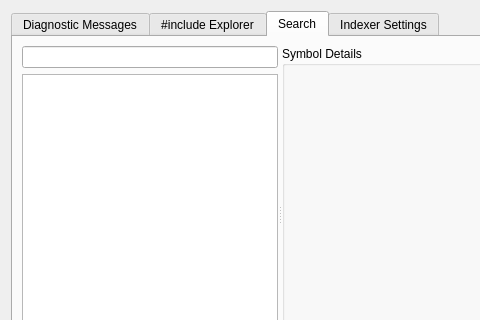
Qt form src/plugin_tool_view.ui (zaufi/kate-cpp-helper-plugin) before a commit; both pictures show x 0 to 480 and y 0 to 320 of the 678 by 403 pixel window.
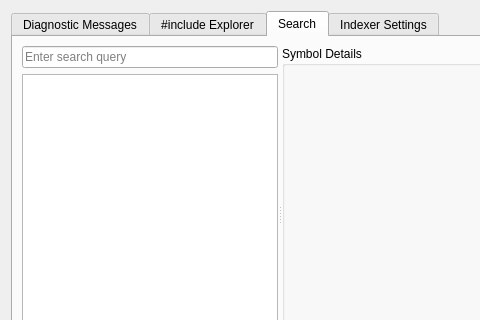
The same form after that commit. The open tabs and pages were chosen to show the change. Custom widgets are drawn as their Qt base class.

Commit message: add "Search for ..." context menu

The edit to the form file:
```diff
--- a/src/plugin_tool_view.ui
+++ b/src/plugin_tool_view.ui
@@ -11,7 +11,10 @@
      <property name="currentIndex">
       <number>0</number>
      </property>
-     <widget class="QWidget" name="completionDisgnostic">
+     <property name="movable">
+      <bool>true</bool>
+     </property>
+     <widget class="QWidget" name="diagnosticTab">
       <attribute name="title">
        <string>Diagnostic Messages</string>
       </attribute>
@@ -144,7 +147,17 @@
          <widget class="QWidget" name="lw_2_1">
           <layout class="QVBoxLayout" name="vl_2_1">
            <item>
-            <widget class="KLineEdit" name="searchQuery"/>
+            <widget class="KLineEdit" name="searchQuery">
+             <property name="text">
+              <string/>
+             </property>
+             <property name="placeholderText">
+              <string>Enter search query</string>
+             </property>
+             <property name="showClearButton" stdset="0">
+              <bool>true</bool>
+             </property>
+            </widget>
            </item>
            <item>
             <widget class="QTreeView" name="searchResults">
```
Left out of the diff: 4 changed lines with no effect on the pictures. The commit also changes 6 other files.
